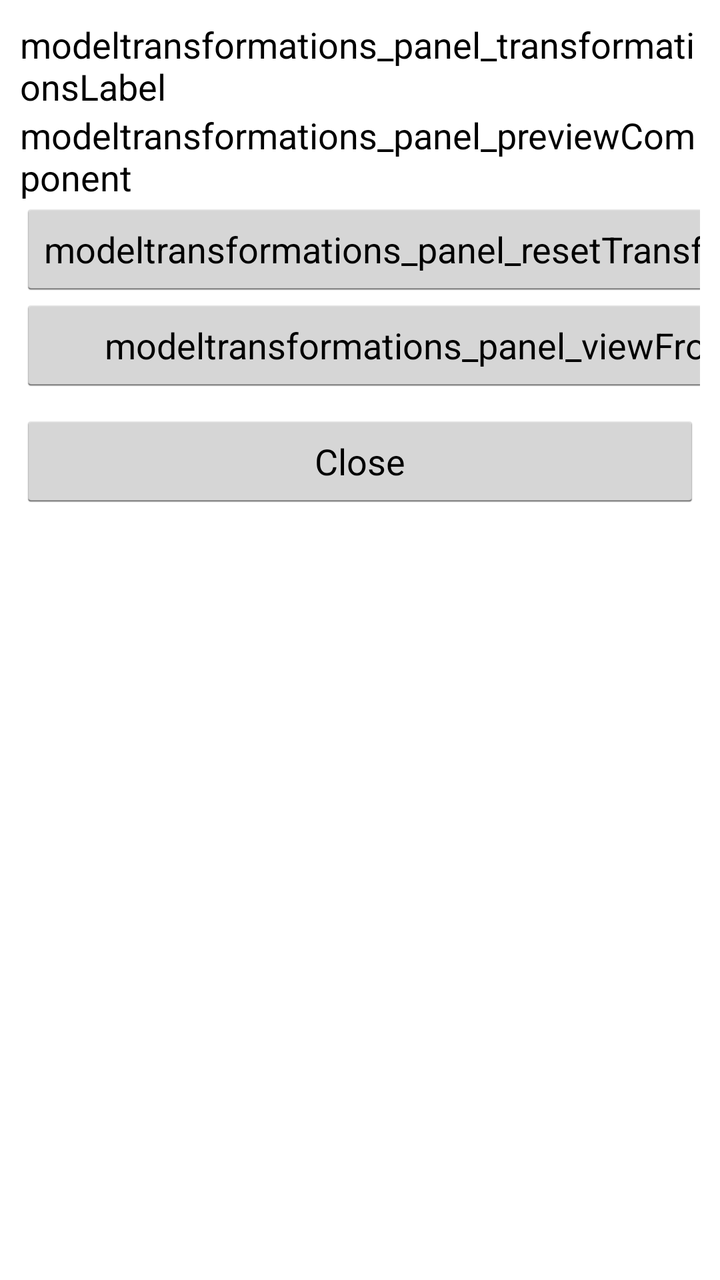
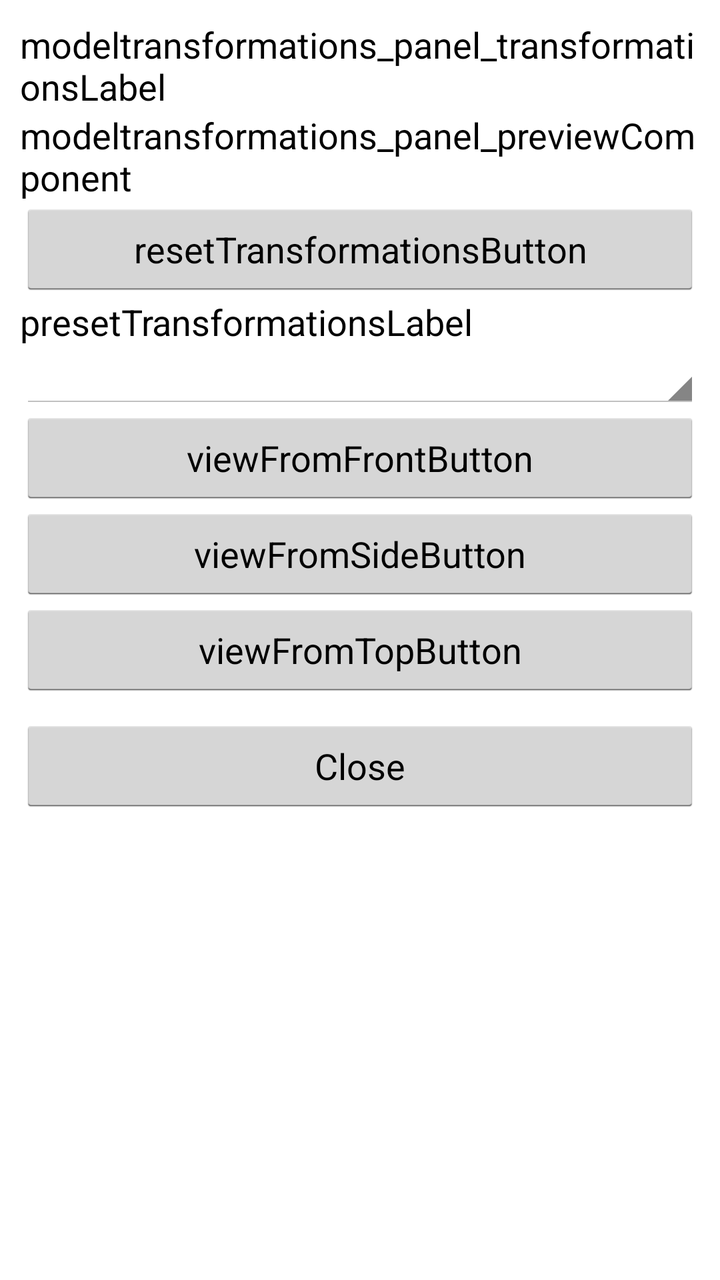

Compare the two renders of this Android layout. The source of the first and the diff that turns it into the second are given below.
<!-- AndroidManifest.xml: application theme MyCustomTheme -->
<!-- res/layout/dialog_modeltransformationspanel.xml -->
<?xml version="1.0" encoding="utf-8"?>
<ScrollView xmlns:android="http://schemas.android.com/apk/res/android"
            android:orientation="vertical"
            android:layout_width="match_parent"
            android:layout_height="match_parent">
    <LinearLayout xmlns:android="http://schemas.android.com/apk/res/android"
                  android:orientation="vertical"
                  android:layout_width="match_parent"
                  android:layout_height="wrap_content"
                  android:padding="10dp"
                  android:showDividers="middle"
                  android:divider="@drawable/empty_tall_divider">
        <TableLayout
            android:layout_width="match_parent"
            android:layout_height="wrap_content"
            android:stretchColumns="*">

            <TextView
                android:id="@+id/modeltransformations_panel_transformationsLabel"
                android:text="modeltransformations_panel_transformationsLabel"
                android:textAppearance="?android:attr/textAppearanceMedium"
                android:layout_width="match_parent"
                android:layout_height="wrap_content"/>
            <TextView
                android:id="@+id/modeltransformations_panel_previewComponent"
                android:text="modeltransformations_panel_previewComponent"
                android:textAppearance="?android:attr/textAppearanceMedium"
                android:layout_width="match_parent"
                android:layout_height="wrap_content"/>
            <TableRow>
                <Button
                    android:id="@+id/modeltransformations_panel_resetTransformationsButton"
                    android:text="modeltransformations_panel_resetTransformationsButton"
                    android:layout_width="match_parent"
                    android:layout_height="wrap_content"/>
                <Button
                    android:id="@+id/modeltransformations_panel_viewFromFrontButton"
                    android:text="modeltransformations_panel_viewFromFrontButton"
                    android:layout_width="match_parent"
                    android:layout_height="wrap_content"/>
            </TableRow>
            <TableRow>
                <Button
                    android:id="@+id/modeltransformations_panel_viewFromSideButton"
                    android:text="modeltransformations_panel_viewFromSideButton"
                    android:layout_width="match_parent"
                    android:layout_height="wrap_content"/>
                <Button
                    android:id="@+id/modeltransformations_panel_viewFromTopButton"
                    android:text="modeltransformations_panel_viewFromTopButton"
                    android:layout_width="match_parent"
                    android:layout_height="wrap_content"/>
            </TableRow>
        </TableLayout>
        <Button
            android:id="@+id/modeltransformations_panel_closeButton"
            android:text="Close"
            android:layout_width="match_parent"
            android:layout_height="wrap_content"
            android:layout_gravity="center_vertical|center_horizontal"/>
    </LinearLayout>
</ScrollView>
<!-- resources referenced by this layout -->
<resources>
  <!-- drawable empty_tall_divider (drawable-hdpi) -->
  <?xml version="1.0" encoding="utf-8"?>
  <shape xmlns:android="http://schemas.android.com/apk/res/android">
      <size
          android:height="10dp"
          android:width="0dp"/>
  </shape>
  <style name="MyCustomTheme" parent="@android:style/Theme.Holo.Light">
          <item name="android:actionBarStyle">@style/MyActionBarTheme</item>
      </style>
  <style name="MyActionBarTheme" parent="@android:style/Widget.Holo.Light.ActionBar">
          <item name="android:background">#FF0065a5</item>
          <item name="android:logo">@android:color/transparent</item>
      </style>
</resources>

<!-- the commit's change to res/layout/dialog_modeltransformationspanel.xml (unified diff, before → after) -->
@@ -30,24 +30,44 @@
             <TableRow>
                 <Button
                     android:id="@+id/modeltransformations_panel_resetTransformationsButton"
-                    android:text="modeltransformations_panel_resetTransformationsButton"
+                    android:text="resetTransformationsButton"
                     android:layout_width="match_parent"
                     android:layout_height="wrap_content"/>
+            </TableRow>
+            <TableRow>
+                <TextView
+                    android:id="@+id/modeltransformations_panel_presetTransformationsLabel"
+                    android:text="presetTransformationsLabel"
+                    android:textAppearance="?android:attr/textAppearanceMedium"
+                    android:layout_width="match_parent"
+                    android:layout_height="wrap_content"/>
+            </TableRow>
+            <TableRow>
+                <Spinner
+                    android:id="@+id/modeltransformations_panel_presetTransformationsComboBox"
+                    android:text=""
+                    android:layout_width="0dp"
+                    android:layout_height="wrap_content"
+                    android:layout_weight="3"/>
+            </TableRow>
+            <TableRow>
                 <Button
                     android:id="@+id/modeltransformations_panel_viewFromFrontButton"
-                    android:text="modeltransformations_panel_viewFromFrontButton"
+                    android:text="viewFromFrontButton"
                     android:layout_width="match_parent"
                     android:layout_height="wrap_content"/>
             </TableRow>
             <TableRow>
                 <Button
                     android:id="@+id/modeltransformations_panel_viewFromSideButton"
-                    android:text="modeltransformations_panel_viewFromSideButton"
+                    android:text="viewFromSideButton"
                     android:layout_width="match_parent"
                     android:layout_height="wrap_content"/>
+            </TableRow>
+            <TableRow>
                 <Button
                     android:id="@+id/modeltransformations_panel_viewFromTopButton"
-                    android:text="modeltransformations_panel_viewFromTopButton"
+                    android:text="viewFromTopButton"
                     android:layout_width="match_parent"
                     android:layout_height="wrap_content"/>
             </TableRow>
